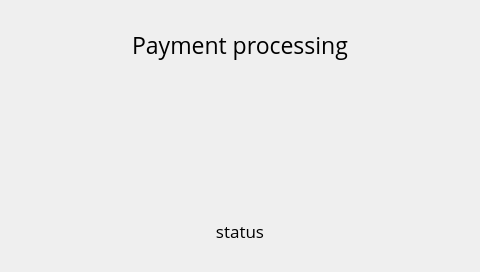
First picture: the form in xbterminal/gui/ui.ui, repository alexykot/xbterminal-firmware, before the edit.
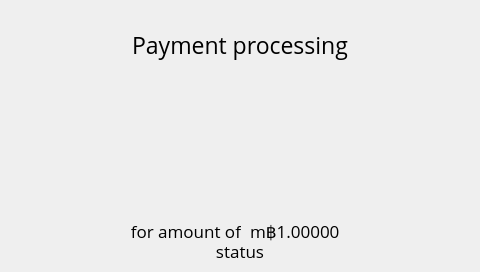
Second picture: the form after the edit. The open tabs and pages were chosen to show the change.

Commit message: Show btc amount on pprogress screen

```diff
--- a/xbterminal/gui/ui.ui
+++ b/xbterminal/gui/ui.ui
@@ -1442,7 +1442,7 @@
      <property name="geometry">
       <rect>
        <x>0</x>
-       <y>220</y>
+       <y>240</y>
        <width>480</width>
        <height>21</height>
       </rect>
@@ -1459,6 +1459,48 @@
       <set>Qt::AlignCenter</set>
      </property>
     </widget>
+    <widget class="QLabel" name="pprogress_btc_lbl">
+     <property name="geometry">
+      <rect>
+       <x>0</x>
+       <y>220</y>
+       <width>241</width>
+       <height>21</height>
+      </rect>
+     </property>
+     <property name="font">
+      <font>
+       <pointsize>13</pointsize>
+      </font>
+     </property>
+     <property name="text">
+      <string>for amount of</string>
+     </property>
+     <property name="alignment">
+      <set>Qt::AlignRight|Qt::AlignTrailing|Qt::AlignVCenter</set>
+     </property>
+    </widget>
+    <widget class="QLabel" name="pprogress_btc_amount_lbl">
+     <property name="geometry">
+      <rect>
+       <x>250</x>
+       <y>220</y>
+       <width>231</width>
+       <height>21</height>
+      </rect>
+     </property>
+     <property name="font">
+      <font>
+       <pointsize>13</pointsize>
+      </font>
+     </property>
+     <property name="text">
+      <string>m฿1.00000</string>
+     </property>
+     <property name="alignment">
+      <set>Qt::AlignLeading|Qt::AlignLeft|Qt::AlignVCenter</set>
+     </property>
+    </widget>
    </widget>
    <widget class="QWidget" name="pay_receipt_scrn">
     <widget class="QLabel" name="preceipt_desc_lbl">
```
The commit also changes 2 other files.
